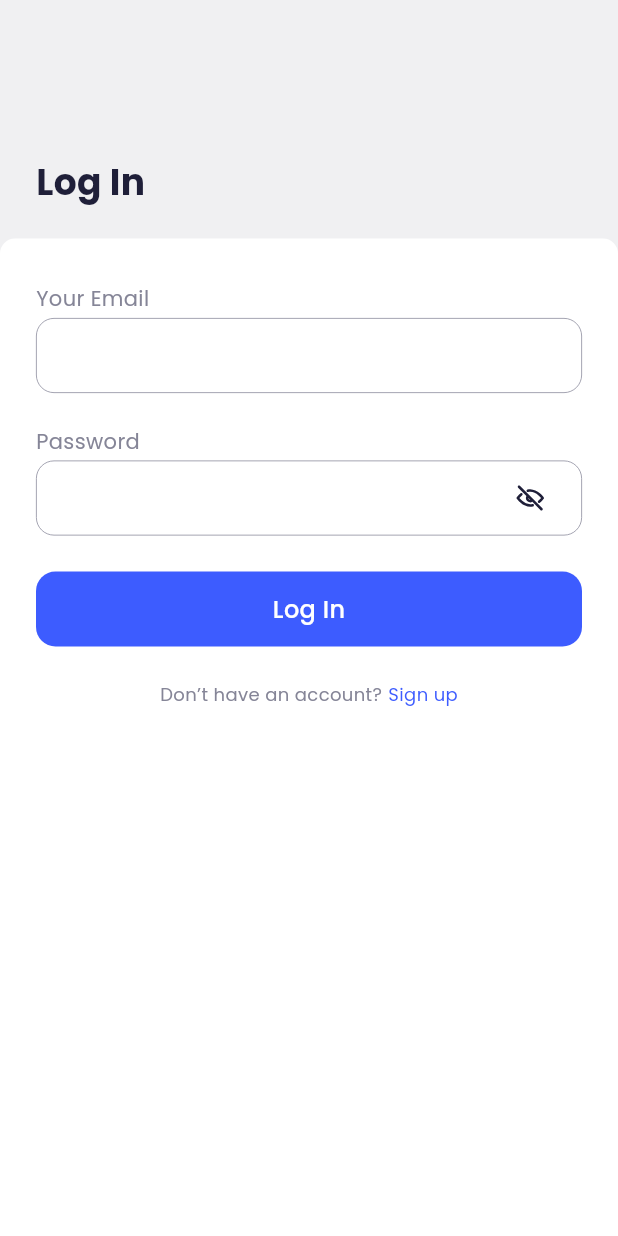
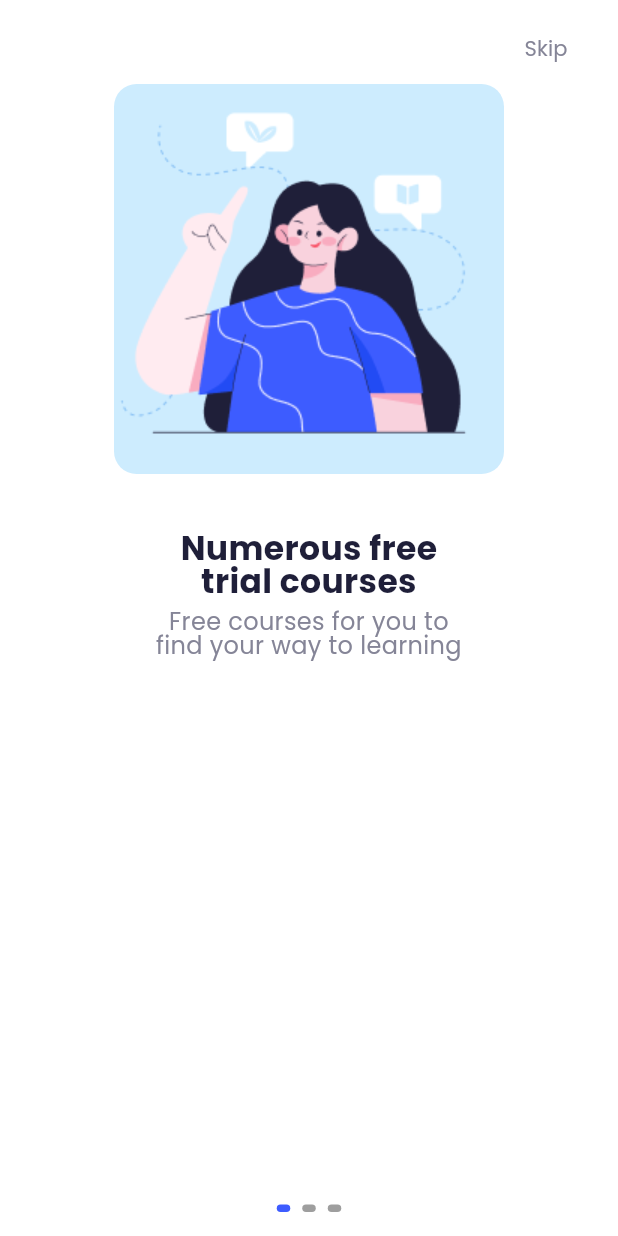
Before and after one commit to aposaitama/OnlineLearningApp, a Flutter app: the screen it shows after launch, on a phone screen of 412 x 824 dp. Run offline on Flutter 3.47's test engine with Material 3 defaults, Android fonts, the phone set to English and light mode, and no system bars; drawn by our look-alikes of smooth_page_indicator; our stand-ins replace bloc, bot_toast, cached_network_image, chewie, dio, equatable and 18 more; missing offline and left inert: credit_card_type_detector, liqpay; accounts and stored records are empty.

Commit message:
onboarding v1

```diff
--- a/lib/resources/app_colors.dart
+++ b/lib/resources/app_colors.dart
@@ -22,4 +22,6 @@ class AppColors {
   static const Color greyCoor = Color(0xFFF0F0F2);
   static const Color darkHintTextColor = Color(0xFF858597);
   static const Color lightBlueBackgroundColor = Color(0xFFEAEAFF);
+  static const Color skyBlue = Color(0xFFCDECFE);
+  static const Color lightGreen = Color(0xFFD9F4F1);
 }
--- a/lib/screens/auth_screen/auth_gate_screen/auth_gate_screen.dart
+++ b/lib/screens/auth_screen/auth_gate_screen/auth_gate_screen.dart
@@ -20,7 +20,7 @@ class AuthGateScreen extends StatelessWidget {
           if (state.gateStatus == AuthGateStatus.authenticated) {
             context.go('/home');
           } else if (state.gateStatus == AuthGateStatus.unAuthenticated) {
-            context.go('/login');
+            context.go('/onboarding-screen');
           }
         },
         child: BlocBuilder<AuthGateBloc, AuthGateBlocState>(
--- /dev/null
+++ b/lib/screens/onboarding_screens/onboarding_screen.dart
@@ -0,0 +1,127 @@
+import 'package:flutter/material.dart';
+import 'package:online_app/gen/assets.gen.dart';
+import 'package:online_app/resources/app_colors_model.dart';
+import 'package:online_app/resources/app_fonts.dart';
+import 'package:online_app/screens/onboarding_screens/widgets/onboarding_widget.dart';
+import 'package:smooth_page_indicator/smooth_page_indicator.dart';
+
+import '../../resources/app_colors.dart';
+
+class OnboardingScreen extends StatefulWidget {
+  const OnboardingScreen({super.key});
+
+  @override
+  State<OnboardingScreen> createState() => _OnboardingScreenState();
+}
+
+class _OnboardingScreenState extends State<OnboardingScreen> {
+  final PageController _pageController = PageController();
+
+  int _currentPage = 0;
+
+  void _pageChange(int index) {
+    setState(() {
+      _currentPage = index;
+    });
+  }
+
+  final List<Widget> onboardingWidgets = [
+    OnboardingWidget(
+      title: 'Numerous free\ntrial courses',
+      subtitle: 'Free courses for you to\nfind your way to learning',
+      image: Assets.images.onboardingFirst.image(),
+    ),
+    OnboardingWidget(
+      title: 'Quick and easy\nlearning',
+      subtitle:
+          'Easy and fast learning at\nany time to help you\nimprove various skills',
+      image: Assets.images.onboardingSecond.image(),
+    ),
+    OnboardingWidget(
+      title: 'Create your own\nstudy plan',
+      subtitle:
+          'Study according to the\nstudy plan, make study\nmore motivated',
+      image: Assets.images.onboardingThird.image(),
+    ),
+  ];
+
+  @override
+  Widget build(BuildContext context) {
+    return Scaffold(
+      body: SafeArea(
+        child: Column(
+          children: [
+            // Кнопка "Skip" справа вгорі
+            if (_currentPage != 2)
+              Align(
+                alignment: Alignment.centerRight,
+                child: Padding(
+                  padding: const EdgeInsets.only(right: 16.0, top: 8.0),
+                  child: TextButton(
+                    onPressed: () {
+                      _pageController.jumpToPage(2);
+                    },
+                    child: Text(
+                      'Skip',
+                      style: AppFonts.poppinsRegular.copyWith(
+                        color: Theme.of(context)
+                            .extension<AppColorsModel>()!
+                            .hintTextColor,
+                        fontSize: 14.0,
+                      ),
+                    ),
+                  ),
+                ),
+              ),
+
+            // Сторінки Onboarding (займає основну висоту)
+            Expanded(
+              child: PageView(
+                controller: _pageController,
+                onPageChanged: (index) => _pageChange(index),
+                children: onboardingWidgets,
+              ),
+            ),
+
+            // Індикатор сторінок
+            Padding(
+              padding: const EdgeInsets.symmetric(vertical: 16.0),
+              child: SmoothPageIndicator(
+                controller: _pageController,
+                count: 3,
+                effect: const WormEffect(
+                  activeDotColor: AppColors.deepBlueColor,
+                  dotColor: Colors.grey,
+                  dotHeight: 5.0,
+                  dotWidth: 9.0,
+                  spacing: 8.0,
+                ),
+              ),
+            ),
+
+            // Кнопки "Sign up" / "Log in" тільки на останній сторінці
+            if (_currentPage == 2)
+              Padding(
+                padding: const EdgeInsets.only(bottom: 32.0),
+                child: Row(
+                  mainAxisAlignment: MainAxisAlignment.center,
+                  children: [
+                    ElevatedButton(
+                      onPressed: () {},
+                      child: const Text('Sign up'),
+                    ),
+                    const SizedBox(width: 16),
+                    ElevatedButton(
+                      onPressed: () {},
+                      child: const Text('Log in'),
+                    ),
+                  ],
+                ),
+              ),
+          ],
+        ),
+      ),
+    );
+  }
+
+}
--- /dev/null
+++ b/lib/screens/onboarding_screens/widgets/onboarding_widget.dart
@@ -0,0 +1,62 @@
+import 'package:flutter/material.dart';
+import 'package:online_app/gen/assets.gen.dart';
+import 'package:online_app/resources/app_colors.dart';
+import 'package:online_app/resources/app_colors_model.dart';
+
+import '../../../resources/app_fonts.dart';
+
+class OnboardingWidget extends StatelessWidget {
+  final String title;
+  final String subtitle;
+  final Widget image;
+
+  const OnboardingWidget({
+    super.key,
+    required this.title,
+    required this.subtitle, required this.image,
+  });
+
+  @override
+  Widget build(BuildContext context) {
+    final isDark = Theme.of(context).brightness == Brightness.dark;
+    return Column(
+      children: [
+        Container(
+          width: 260.0,
+          height: 260.0,
+          decoration: BoxDecoration(
+            borderRadius: BorderRadius.circular(15.0),
+            color: isDark ? Colors.transparent : AppColors.skyBlue,
+          ),
+          child: image,
+        ),
+        Padding(
+          padding: const EdgeInsets.only(
+            top: 38.0,
+            bottom: 8.0,
+          ),
+          child: Text(
+            title,
+            // 'Numerous free\ntrial courses',
+            style: AppFonts.poppinsRegular.copyWith(
+              color:
+                  Theme.of(context).extension<AppColorsModel>()!.mainTextColor,
+              fontSize: 22.0,
+              fontWeight: FontWeight.w700,
+            ),
+            textAlign: TextAlign.center,
+          ),
+        ),
+        Text(
+          subtitle,
+          // 'Free courses for you to\nfind your way to learning',
+          style: AppFonts.poppinsRegular.copyWith(
+            color: Theme.of(context).extension<AppColorsModel>()!.hintTextColor,
+            fontSize: 16.0,
+          ),
+          textAlign: TextAlign.center,
+        ),
+      ],
+    );
+  }
+}
--- a/pubspec.yaml
+++ b/pubspec.yaml
@@ -38,6 +38,7 @@ dependencies:
   provider: ^6.1.5
   credit_card_type_detector: ^3.0.0
 #  image_picker: ^1.1.2
+  carousel_slider: ^5.0.0
 
   mask_text_input_formatter: ^2.9.0
   liqpay: ^0.0.2
@@ -83,6 +84,7 @@ flutter:
   assets:
     - assets/icons/
     - assets/fonts/
+    - assets/images/
     - lib/api_keys.env
   #   - images/a_dot_ham.jpeg
 
```
Also changed, not shown: lib/gen/assets.gen.dart (+96 -0 lines), lib/navigation/routes.dart (+15 -1 lines), assets/images/onboarding_first.png (added), assets/images/onboarding_second.png (added), assets/images/onboarding_third.png (added), lib/navigation/routes.g.dart, pubspec.lock, 4 other files.
